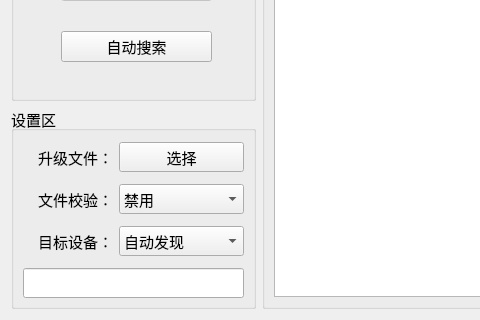
Before: the Qt Designer form ota_updater/home/home_workwid.ui in ChinaClever/MPro-Tools, drawn with Qt 5; both pictures show x 0 to 480 and y 170 to 490 of the 1002 by 490 pixel window.
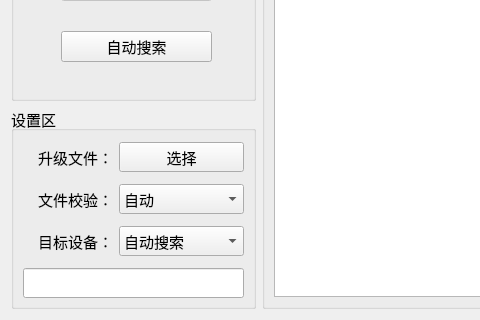
After: the same form once the commit is applied.

```diff
--- a/ota_updater/home/home_workwid.ui
+++ b/ota_updater/home/home_workwid.ui
@@ -535,7 +535,7 @@
         </property>
         <item>
          <property name="text">
-          <string>禁用</string>
+          <string>自动</string>
          </property>
         </item>
         <item>
@@ -577,7 +577,7 @@
         </property>
         <item>
          <property name="text">
-          <string>自动发现</string>
+          <string>自动搜索</string>
          </property>
         </item>
         <item>
```
Left out of the diff: 5 changed lines with no effect on the pictures.
